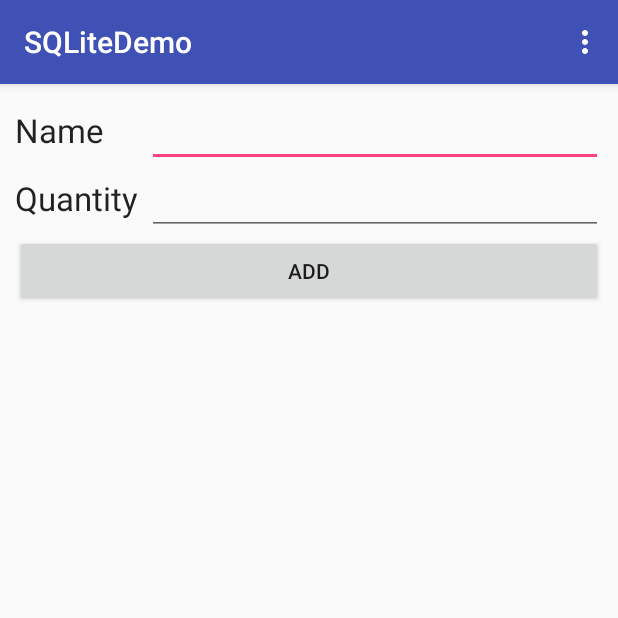
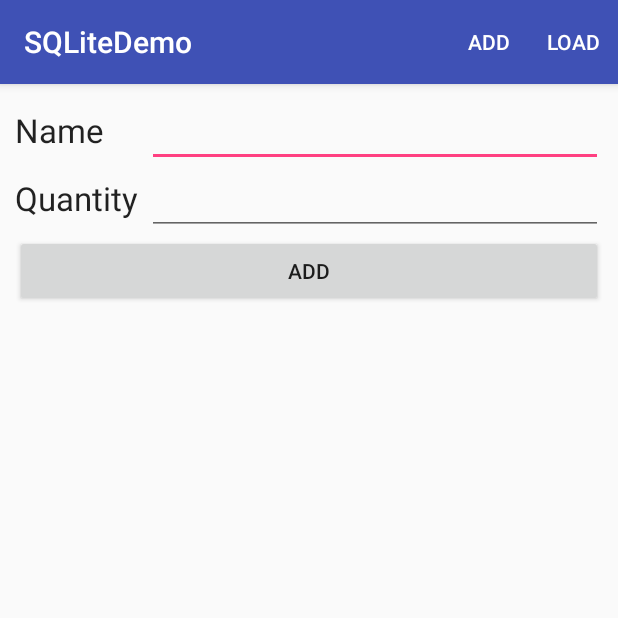
Before and after one commit to macintorch/android-learn-sqlite, an Android app: the screen it shows after launch (MainActivity), on a phone screen of 412 x 824 dp, the top half of it. Run offline under Robolectric (Android 15) with nearby library versions, the phone set to English and light mode, and no system bars.

Commit message:
add product layout

```diff
--- a/app/src/main/java/ainor/com/my/sqlitedemo/LoadActivity.java
+++ b/app/src/main/java/ainor/com/my/sqlitedemo/LoadActivity.java
@@ -2,12 +2,17 @@ package ainor.com.my.sqlitedemo;
 
 import android.support.v7.app.AppCompatActivity;
 import android.os.Bundle;
+import android.widget.ListView;
 
 public class LoadActivity extends AppCompatActivity {
+
+    ListView productsListView;
 
     @Override
     protected void onCreate(Bundle savedInstanceState) {
         super.onCreate(savedInstanceState);
         setContentView(R.layout.activity_load);
+
+        productsListView = (ListView) findViewById(R.id.productsListView);
     }
 }
--- a/app/src/main/res/menu/menu_main.xml
+++ b/app/src/main/res/menu/menu_main.xml
@@ -1,14 +1,17 @@
 <?xml version="1.0" encoding="utf-8"?>
-<menu xmlns:android="http://schemas.android.com/apk/res/android">
+<menu xmlns:android="http://schemas.android.com/apk/res/android"
+      xmlns:app="http://schemas.android.com/apk/res-auto">
     <item
         android:id="@+id/menuItemAdd"
-        android:title="Add">
+        android:title="Add"
+        app:showAsAction="ifRoom">
 
     </item>
 
     <item
         android:id="@+id/menuItemLoad"
-        android:title="Load">
+        android:title="Load"
+        app:showAsAction="ifRoom">
 
     </item>
 </menu>
```
Also changed, not shown: app/src/main/java/ainor/com/my/sqlitedemo/ProductHandler.java (+15 -0 lines), app/src/main/res/layout/activity_load.xml (+5 -7 lines), app/src/main/res/layout/product_layout.xml (added, +25 -0 lines).
